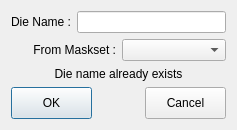
Qt form src/ATE/org/actions/new/die/NewDieWizard.ui (goanpeca/ATE.org) before a commit.
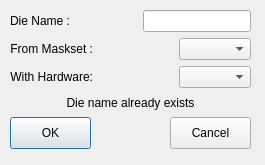
The same form after that commit.

```diff
--- a/src/ATE/org/actions/new/die/NewDieWizard.ui
+++ b/src/ATE/org/actions/new/die/NewDieWizard.ui
@@ -6,15 +6,22 @@
    <rect>
     <x>0</x>
     <y>0</y>
-    <width>237</width>
-    <height>129</height>
+    <width>265</width>
+    <height>165</height>
    </rect>
   </property>
   <property name="windowTitle">
    <string>Dialog</string>
   </property>
-  <layout class="QVBoxLayout" name="verticalLayout_2">
-   <item>
+  <widget class="QWidget" name="">
+   <property name="geometry">
+    <rect>
+     <x>10</x>
+     <y>10</y>
+     <width>241</width>
+     <height>139</height>
+    </rect>
+   </property>
     <layout class="QVBoxLayout" name="verticalLayout">
      <item>
       <layout class="QHBoxLayout" name="horizontalLayout">
@@ -28,6 +35,19 @@
          </property>
         </widget>
        </item>
+      <item>
+       <spacer name="horizontalSpacer_4">
+        <property name="orientation">
+         <enum>Qt::Horizontal</enum>
+        </property>
+        <property name="sizeHint" stdset="0">
+         <size>
+          <width>40</width>
+          <height>20</height>
+         </size>
+        </property>
+       </spacer>
+      </item>
        <item>
         <widget class="QLineEdit" name="NewDieName"/>
        </item>
@@ -45,11 +65,54 @@
          </property>
         </widget>
        </item>
+      <item>
+       <spacer name="horizontalSpacer_2">
+        <property name="orientation">
+         <enum>Qt::Horizontal</enum>
+        </property>
+        <property name="sizeHint" stdset="0">
+         <size>
+          <width>40</width>
+          <height>20</height>
+         </size>
+        </property>
+       </spacer>
+      </item>
        <item>
         <widget class="QComboBox" name="FromMaskset"/>
        </item>
       </layout>
      </item>
+    <item>
+     <layout class="QHBoxLayout" name="horizontalLayout_4">
+      <item>
+       <widget class="QLabel" name="label_3">
+        <property name="text">
+         <string>With Hardware:</string>
+        </property>
+        <property name="alignment">
+         <set>Qt::AlignRight|Qt::AlignTrailing|Qt::AlignVCenter</set>
+        </property>
+       </widget>
+      </item>
+      <item>
+       <spacer name="horizontalSpacer_3">
+        <property name="orientation">
+         <enum>Qt::Horizontal</enum>
+        </property>
+        <property name="sizeHint" stdset="0">
+         <size>
+          <width>40</width>
+          <height>20</height>
+         </size>
+        </property>
+       </spacer>
+      </item>
+      <item>
+       <widget class="QComboBox" name="WithHardware"/>
+      </item>
+     </layout>
+    </item>
      <item>
       <widget class="QLabel" name="Feedback">
        <property name="text">
@@ -116,8 +179,7 @@
       </layout>
      </item>
     </layout>
-   </item>
-  </layout>
+  </widget>
  </widget>
  <resources/>
  <connections/>
```
Lines whose indentation alone changed are shown as unchanged.
